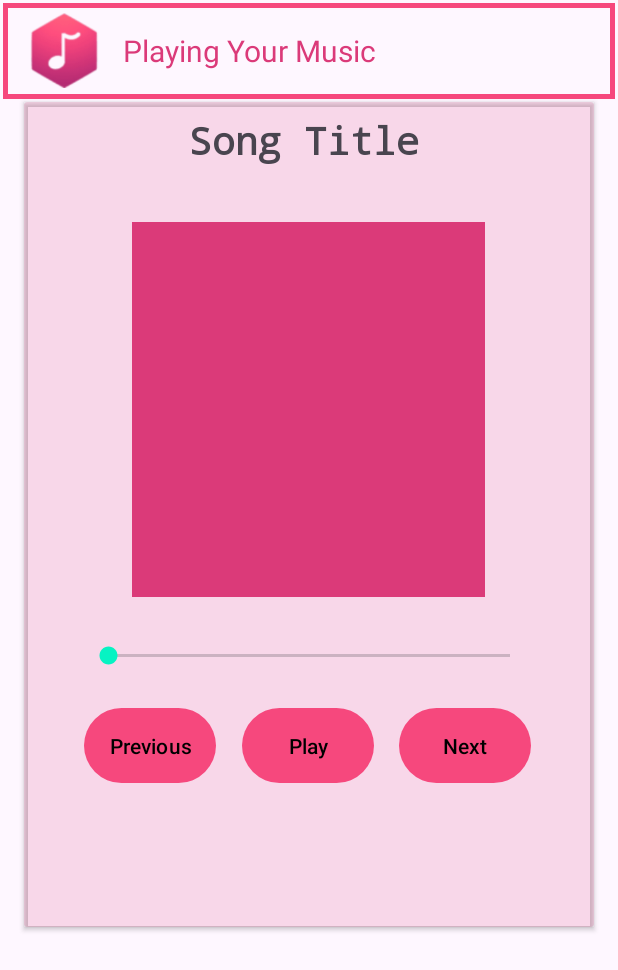
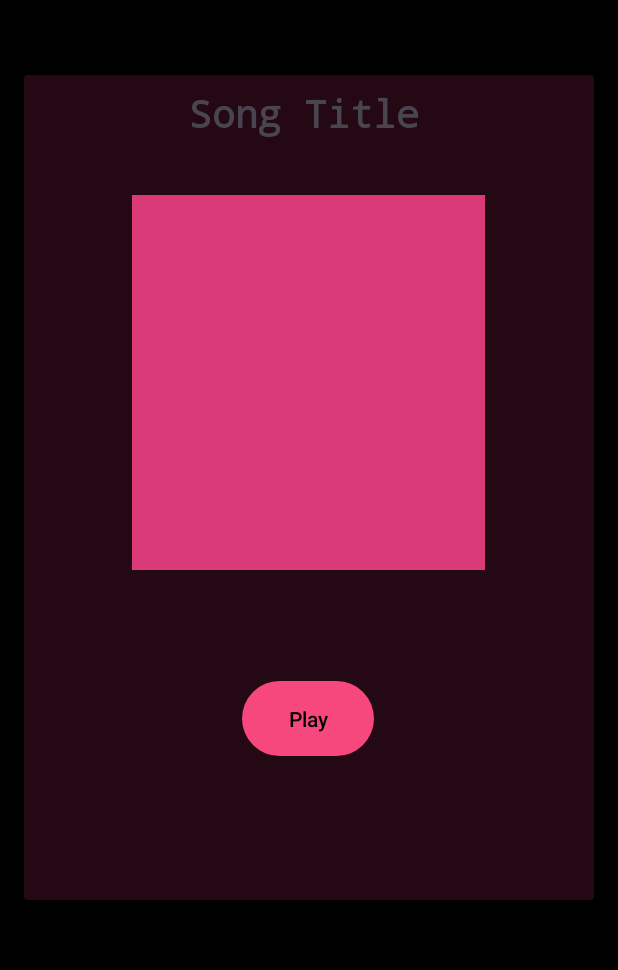
Before and after one commit to Amaan4421/YTunes, an Android app: the layout activity_playaudio.xml on its own in the app's theme, with its tools: preview values and no code run, on a phone screen of 412 x 824 dp. Shown: the top 970 px of the screen. Run offline under Robolectric (Android 15) with nearby library versions, the phone set to English and light mode, and no system bars.

Commit message:
"Major changes!!! MediaPlayer replaced by ExoPlayer to play audio files.Also, playing media UI enhanced."

```diff
--- a/app/build.gradle
+++ b/app/build.gradle
@@ -64,6 +64,7 @@ dependencies {
     implementation libs.material
     implementation libs.activity
     implementation libs.constraintlayout
+    implementation libs.media3.exoplayer
     testImplementation libs.junit
     androidTestImplementation libs.ext.junit
     androidTestImplementation libs.espresso.core
@@ -81,5 +82,4 @@ dependencies {
     implementation libs.media3.ui
     implementation libs.media3.common
     implementation libs.exoplayer.core
-    implementation libs.google.exoplayer.ui
 }
--- a/app/src/main/res/layout/activity_playaudio.xml
+++ b/app/src/main/res/layout/activity_playaudio.xml
@@ -4,34 +4,16 @@
     android:layout_height="match_parent"
     xmlns:app="http://schemas.android.com/apk/res-auto">
 
-    <androidx.appcompat.widget.Toolbar
-        android:id="@+id/toolbar"
+    <androidx.media3.ui.PlayerView
+        android:id="@+id/player_view"
         android:layout_width="match_parent"
         android:layout_height="wrap_content"
-        android:background="@drawable/toolbar_bg"
-        android:layout_margin="2dp"
-        app:titleTextColor="#fff">
-
-        <ImageView
-            android:id="@+id/app_logo"
-            android:layout_width="50dp"
-            android:layout_height="50dp"
-            android:src="@drawable/app_logo"/>
-
-        <TextView
-            android:layout_width="wrap_content"
-            android:layout_height="wrap_content"
-            android:text="Playing Your Music"
-            android:textSize="20dp"
-            android:textColor="@color/pink_100"
-            android:layout_marginStart="30dp" />
-
-    </androidx.appcompat.widget.Toolbar>
+        android:layout_centerInParent="true" />
 
     <androidx.cardview.widget.CardView
         android:layout_width="380dp"
         android:layout_height="550dp"
-        android:layout_below="@+id/toolbar"
+        android:layout_marginTop="50dp"
         android:layout_centerHorizontal="true"
         app:cardBackgroundColor="#2ADB3978">
 
@@ -54,22 +36,6 @@
             android:layout_marginTop="80dp"
             android:src="@color/pink_100" />
 
-        <SeekBar
-            android:id="@+id/audio_seekbar"
-            android:layout_width="300dp"
-            android:layout_height="wrap_content"
-            android:layout_gravity="center_horizontal"
-            android:layout_marginTop="360dp"/>
-
-           <Button
-               android:id="@+id/previous_btn"
-               android:layout_width="wrap_content"
-               android:layout_height="wrap_content"
-               android:layout_marginTop="400dp"
-               android:layout_marginStart="40dp"
-               android:text="Previous"
-               android:padding="15dp"/>
-
         <Button
             android:id="@+id/play_btn"
             android:layout_width="wrap_content"
@@ -79,15 +45,6 @@
             android:text="Play"
             android:padding="15dp"/>
 
-            <Button
-                android:id="@+id/next_btn"
-                android:layout_width="wrap_content"
-                android:layout_height="wrap_content"
-                android:layout_marginTop="400dp"
-                android:layout_marginStart="250dp"
-                android:text="Next"
-                android:padding="15dp"/>
-
     </androidx.cardview.widget.CardView>
 
 </RelativeLayout>
```
Also changed, not shown: app/src/main/java/com/example/audio_player/Activity/MainActivity.java (+5 -4 lines), app/src/main/java/com/example/audio_player/Activity/PlayAudio.java (+85 -62 lines), gradle/libs.versions.toml (+5 -4 lines). Lines whose indentation alone changed are shown as unchanged.
